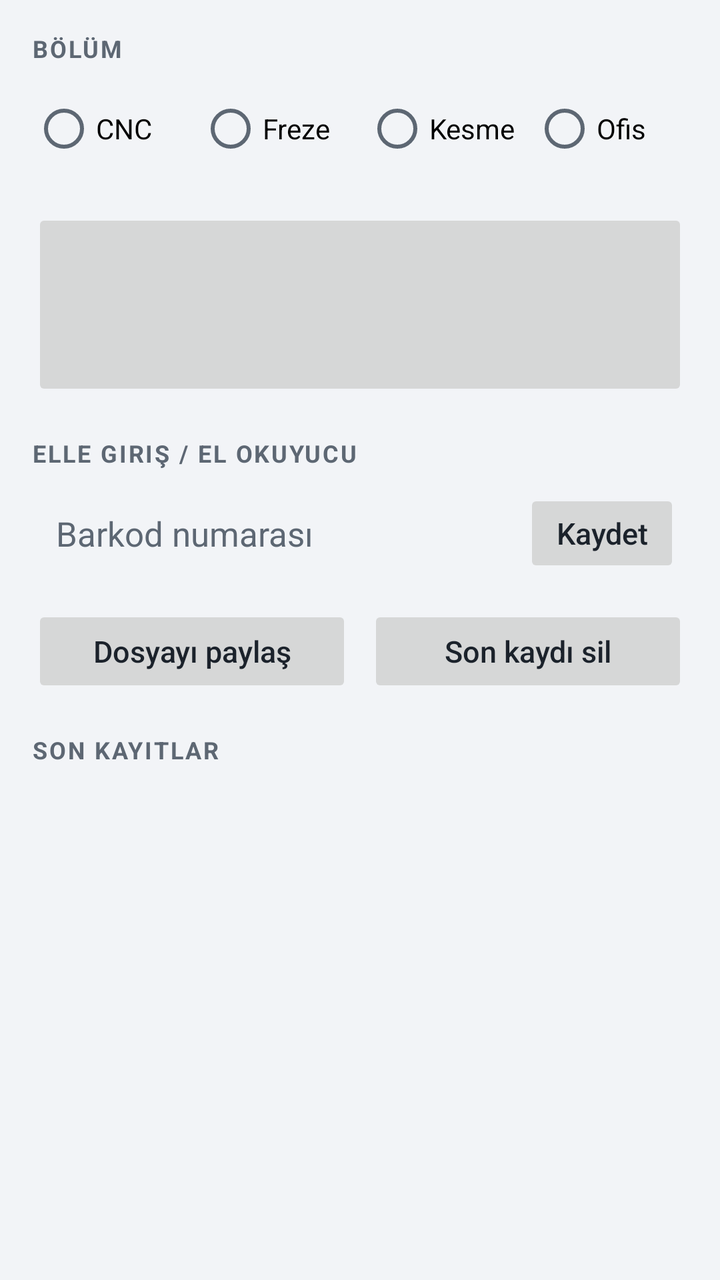
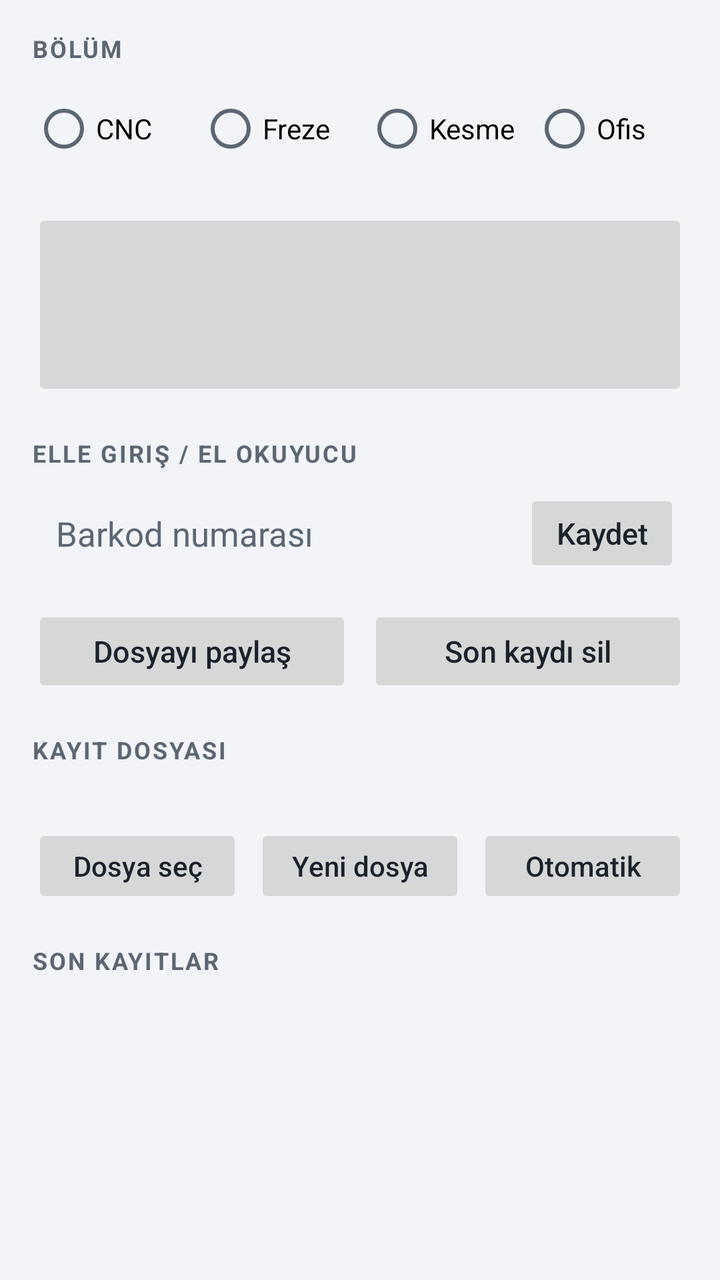

An Android layout rendered at two revisions. The XML below is the earlier revision; the diff shows what the commit changed to produce the second picture.
<!-- AndroidManifest.xml: application theme Tema -->
<!-- res/layout/activity_main.xml -->
<?xml version="1.0" encoding="utf-8"?>
<LinearLayout xmlns:android="http://schemas.android.com/apk/res/android"
    android:layout_width="match_parent"
    android:layout_height="match_parent"
    android:background="@color/zemin"
    android:orientation="vertical"
    android:paddingStart="16dp"
    android:paddingTop="16dp"
    android:paddingEnd="16dp"
    android:paddingBottom="8dp">

    <TextView
        style="@style/Etiket"
        android:layout_width="wrap_content"
        android:layout_height="wrap_content"
        android:text="Bölüm" />

    
    <RadioGroup
        android:id="@+id/bolumGrubu"
        android:layout_width="match_parent"
        android:layout_height="wrap_content"
        android:layout_marginTop="6dp"
        android:orientation="horizontal">

        <RadioButton
            android:id="@+id/bolumCnc"
            android:layout_width="0dp"
            android:layout_height="52dp"
            android:layout_weight="1"
            android:text="CNC" />

        <RadioButton
            android:id="@+id/bolumFreze"
            android:layout_width="0dp"
            android:layout_height="52dp"
            android:layout_marginStart="6dp"
            android:layout_weight="1"
            android:text="Freze" />

        <RadioButton
            android:id="@+id/bolumKesme"
            android:layout_width="0dp"
            android:layout_height="52dp"
            android:layout_marginStart="6dp"
            android:layout_weight="1"
            android:text="Kesme" />

        <RadioButton
            android:id="@+id/bolumOfis"
            android:layout_width="0dp"
            android:layout_height="52dp"
            android:layout_marginStart="6dp"
            android:layout_weight="1"
            android:text="Ofis" />
    </RadioGroup>

    
    <Button
        android:id="@+id/btnTara"
        android:layout_width="match_parent"
        android:layout_height="96dp"
        android:layout_marginTop="14dp"
        android:stateListAnimator="@null"
        android:textAllCaps="false"
        android:textSize="22sp"
        android:textStyle="bold" />

    <TextView
        style="@style/Etiket"
        android:layout_width="wrap_content"
        android:layout_height="wrap_content"
        android:layout_marginTop="18dp"
        android:text="Elle giriş / el okuyucu" />

    <LinearLayout
        android:id="@+id/elleKutu"
        android:layout_width="match_parent"
        android:layout_height="wrap_content"
        android:layout_marginTop="6dp"
        android:gravity="center_vertical"
        android:orientation="horizontal"
        android:paddingStart="12dp"
        android:paddingEnd="4dp">

        <EditText
            android:id="@+id/elleGiris"
            android:layout_width="0dp"
            android:layout_height="52dp"
            android:layout_weight="1"
            android:background="@null"
            android:hint="Barkod numarası"
            android:imeOptions="actionDone"
            android:inputType="text"
            android:singleLine="true"
            android:textColor="@color/metin"
            android:textColorHint="@color/soluk"
            android:textSize="17sp" />

        <Button
            android:id="@+id/btnKaydet"
            android:layout_width="wrap_content"
            android:layout_height="44dp"
            android:minWidth="0dp"
            android:paddingStart="16dp"
            android:paddingEnd="16dp"
            android:stateListAnimator="@null"
            android:text="Kaydet"
            android:textAllCaps="false"
            android:textSize="15sp" />
    </LinearLayout>

    <LinearLayout
        android:layout_width="match_parent"
        android:layout_height="wrap_content"
        android:layout_marginTop="10dp"
        android:orientation="horizontal">

        <Button
            android:id="@+id/btnPaylas"
            android:layout_width="0dp"
            android:layout_height="46dp"
            android:layout_weight="1"
            android:stateListAnimator="@null"
            android:text="Dosyayı paylaş"
            android:textAllCaps="false"
            android:textSize="15sp" />

        <Button
            android:id="@+id/btnSonuSil"
            android:layout_width="0dp"
            android:layout_height="46dp"
            android:layout_marginStart="8dp"
            android:layout_weight="1"
            android:stateListAnimator="@null"
            android:text="Son kaydı sil"
            android:textAllCaps="false"
            android:textSize="15sp" />
    </LinearLayout>

    <LinearLayout
        android:layout_width="match_parent"
        android:layout_height="wrap_content"
        android:layout_marginTop="18dp"
        android:orientation="horizontal">

        <TextView
            style="@style/Etiket"
            android:layout_width="0dp"
            android:layout_height="wrap_content"
            android:layout_weight="1"
            android:text="Son kayıtlar" />

        <TextView
            android:id="@+id/kayitSayisi"
            android:layout_width="wrap_content"
            android:layout_height="wrap_content"
            android:fontFeatureSettings="tnum"
            android:textColor="@color/soluk"
            android:textSize="12sp"
            android:textStyle="bold" />
    </LinearLayout>

    <ScrollView
        android:id="@+id/kayitKutu"
        android:layout_width="match_parent"
        android:layout_height="0dp"
        android:layout_marginTop="6dp"
        android:layout_weight="1"
        android:padding="12dp">

        <TextView
            android:id="@+id/kayitlar"
            android:layout_width="match_parent"
            android:layout_height="wrap_content"
            android:fontFamily="monospace"
            android:lineSpacingExtra="4dp"
            android:textColor="@color/metin"
            android:textSize="13sp" />
    </ScrollView>

    <TextView
        android:id="@+id/dosyaYolu"
        android:layout_width="match_parent"
        android:layout_height="wrap_content"
        android:layout_marginTop="6dp"
        android:textColor="@color/soluk"
        android:textSize="11sp" />
</LinearLayout>
<!-- resources referenced by this layout -->
<resources>
  <color name="metin">#1B222B</color>
  <color name="soluk">#5D6773</color>
  <color name="zemin">#F2F4F7</color>
  <style name="Etiket">
          <item name="android:textSize">12sp</item>
          <item name="android:textStyle">bold</item>
          <item name="android:letterSpacing">0.08</item>
          <item name="android:textColor">@color/soluk</item>
          <item name="android:textAllCaps">true</item>
      </style>
  <style name="Tema" parent="android:Theme.Material.Light.DarkActionBar">
          <item name="android:colorPrimary">@color/vurgu</item>
          <item name="android:colorPrimaryDark">@color/vurgu_koyu</item>
          <item name="android:colorAccent">@color/vurgu</item>
          <item name="android:windowBackground">@color/zemin</item>
          <item name="android:textColorPrimary">@color/metin</item>
          <item name="android:textColorSecondary">@color/soluk</item>
      </style>
  <color name="vurgu">#1F5FAE</color>
  <color name="vurgu_koyu">#174A88</color>
</resources>

<!-- the commit's change to res/layout/activity_main.xml (unified diff, before → after) -->
@@ -138,6 +138,63 @@
             android:textSize="15sp" />
     </LinearLayout>
 
+    
+    <TextView
+        style="@style/Etiket"
+        android:layout_width="wrap_content"
+        android:layout_height="wrap_content"
+        android:layout_marginTop="18dp"
+        android:text="Kayıt dosyası" />
+
+    <TextView
+        android:id="@+id/dosyaYolu"
+        android:layout_width="match_parent"
+        android:layout_height="wrap_content"
+        android:layout_marginTop="4dp"
+        android:ellipsize="middle"
+        android:singleLine="true"
+        android:textColor="@color/metin"
+        android:textSize="14sp" />
+
+    <LinearLayout
+        android:layout_width="match_parent"
+        android:layout_height="wrap_content"
+        android:layout_marginTop="6dp"
+        android:orientation="horizontal">
+
+        <Button
+            android:id="@+id/btnDosyaSec"
+            android:layout_width="0dp"
+            android:layout_height="42dp"
+            android:layout_weight="1"
+            android:stateListAnimator="@null"
+            android:text="Dosya seç"
+            android:textAllCaps="false"
+            android:textSize="14sp" />
+
+        <Button
+            android:id="@+id/btnYeniDosya"
+            android:layout_width="0dp"
+            android:layout_height="42dp"
+            android:layout_marginStart="6dp"
+            android:layout_weight="1"
+            android:stateListAnimator="@null"
+            android:text="Yeni dosya"
+            android:textAllCaps="false"
+            android:textSize="14sp" />
+
+        <Button
+            android:id="@+id/btnOtomatik"
+            android:layout_width="0dp"
+            android:layout_height="42dp"
+            android:layout_marginStart="6dp"
+            android:layout_weight="1"
+            android:stateListAnimator="@null"
+            android:text="Otomatik"
+            android:textAllCaps="false"
+            android:textSize="14sp" />
+    </LinearLayout>
+
     <LinearLayout
         android:layout_width="match_parent"
         android:layout_height="wrap_content"
@@ -179,11 +236,4 @@
             android:textSize="13sp" />
     </ScrollView>
 
-    <TextView
-        android:id="@+id/dosyaYolu"
-        android:layout_width="match_parent"
-        android:layout_height="wrap_content"
-        android:layout_marginTop="6dp"
-        android:textColor="@color/soluk"
-        android:textSize="11sp" />
 </LinearLayout>
